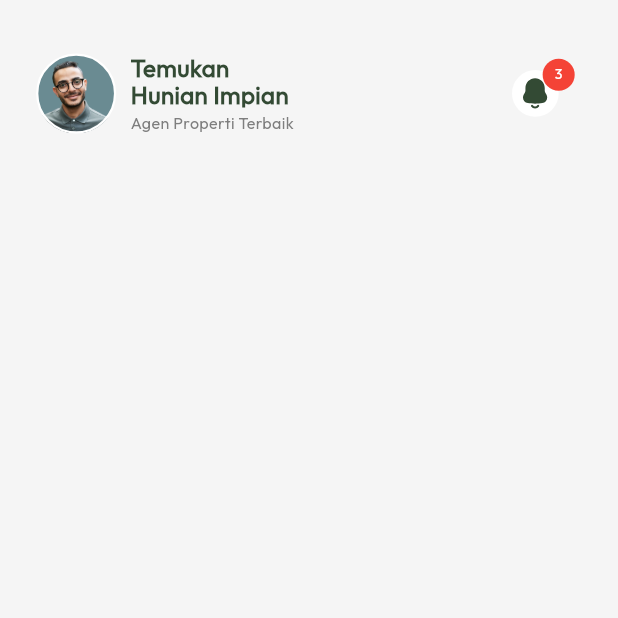
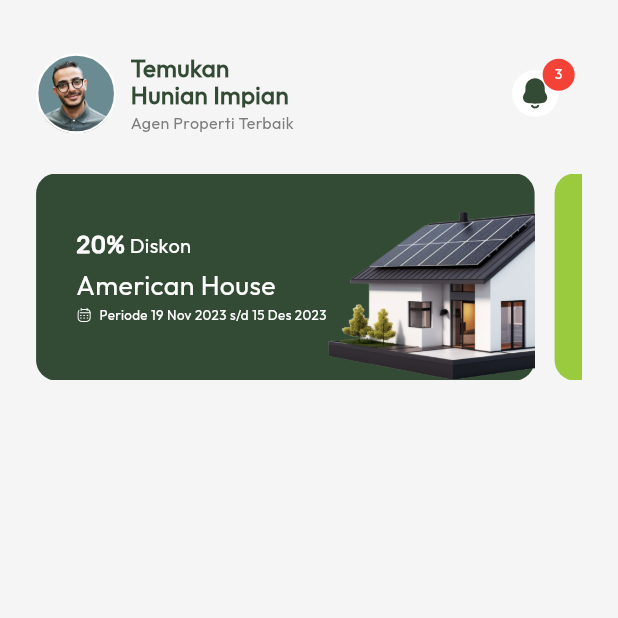
Before and after one commit to fandi0717/property_app_2, a Flutter app: the screen it shows after launch, on a phone screen of 412 x 824 dp, the top half of it. Run offline on Flutter 3.47's test engine with Material 3 defaults, Android fonts, the phone set to English and light mode, and no system bars; drawn by our look-alikes of carousel_slider; our stand-ins replace dartz, equatable, flutter_bloc, flutter_screenutil, flutter_svg, gap and 1 more.

Commit message:
add slider ads widget

```diff
--- a/lib/features/property/presentation/screens/property_screen.dart
+++ b/lib/features/property/presentation/screens/property_screen.dart
@@ -1,8 +1,10 @@
 // ignore_for_file: public_member_api_docs, sort_constructors_first
 import 'package:flutter/material.dart';
 import 'package:flutter_bloc/flutter_bloc.dart';
-import 'package:property_app/features/property/presentation/screens/components/header.dart';
+import 'package:property_app/features/property/presentation/screens/section/ads.dart';
+import 'package:property_app/features/property/presentation/screens/section/header.dart';
 import 'package:property_app/features/property/presentation/widgets/base_screen.dart';
+import 'package:property_app/features/property/presentation/widgets/gap_screen.dart';
 
 import '../../../../injection_container.dart';
 import '../bloc/property_bloc.dart';
@@ -81,7 +83,7 @@ class HomeScreen extends StatelessWidget {
         backgroundColor: Color.fromRGBO(245, 245, 245, 1),
         body: BaseScreen(
             child: Column(
-          children: [HeaderSection()],
+          children: [HeaderSection(), GapScreen(), AdsSection()],
         )),
       ),
     );
--- /dev/null
+++ b/lib/features/property/presentation/screens/section/ads.dart
@@ -0,0 +1,28 @@
+import 'package:carousel_slider/carousel_slider.dart';
+import 'package:flutter/material.dart';
+import 'package:flutter_screenutil/flutter_screenutil.dart';
+import 'package:property_app/features/property/presentation/widgets/slider_ads_widget.dart';
+
+class AdsSection extends StatelessWidget {
+  const AdsSection({super.key});
+
+  @override
+  Widget build(BuildContext context) {
+    return CarouselSlider.builder(
+        itemCount: 2,
+        itemBuilder: (context, index, realIndex) {
+          return SliderAdsWidget(
+            index: index,
+            backgroundColor: index.isOdd
+                ? const Color.fromRGBO(154, 202, 62, 1)
+                : const Color.fromRGBO(51, 74, 52, 1),
+          );
+        },
+        options: CarouselOptions(
+            height: 155.h,
+            padEnds: false,
+            autoPlay: true,
+            enableInfiniteScroll: false,
+            viewportFraction: 0.95));
+  }
+}
--- /dev/null
+++ b/lib/features/property/presentation/widgets/gap_screen.dart
@@ -0,0 +1,21 @@
+import 'package:flutter/material.dart';
+import 'package:flutter_bloc/flutter_bloc.dart';
+import 'package:flutter_screenutil/flutter_screenutil.dart';
+import 'package:gap/gap.dart';
+import 'package:property_app/features/property/presentation/bloc/property_bloc.dart';
+
+class GapScreen extends StatelessWidget {
+  const GapScreen({super.key});
+
+  @override
+  Widget build(BuildContext context) {
+    return BlocBuilder<PropertyBloc, PropertyState>(
+      builder: (context, state) {
+        if (state is PropertyInitial) {
+          return Gap(30.h);
+        }
+        return Gap(25.h);
+      },
+    );
+  }
+}
--- /dev/null
+++ b/lib/features/property/presentation/widgets/slider_ads_widget.dart
@@ -0,0 +1,133 @@
+// ignore_for_file: public_member_api_docs, sort_constructors_first
+import 'package:flutter/material.dart';
+import 'package:flutter_screenutil/flutter_screenutil.dart';
+import 'package:flutter_svg/flutter_svg.dart';
+import 'package:gap/gap.dart';
+import 'package:property_app/utils/functions.dart';
+
+import '../../../../utils/app_constants.dart';
+
+class SliderAdsWidget extends StatelessWidget {
+  const SliderAdsWidget({
+    super.key,
+    required this.index,
+    this.backgroundColor = const Color.fromRGBO(51, 74, 52, 1),
+    this.textColor = const Color.fromRGBO(255, 255, 255, 1),
+    this.content = const {
+      "diskon": 20.0,
+      "nameProperty": "American House",
+      "periode": "Periode 19 Nov 2023 s/d 15 Des 2023"
+    },
+    this.img = "${AppConstants.IMAGES}american_house.png",
+  });
+
+  final int index;
+  final Color backgroundColor;
+  final Color textColor;
+
+  /// [content]
+  ///
+  /// `content[diskon] : double`
+  ///
+  /// `content[nameProperty] : String`
+  ///
+  /// `content[periode] : String`
+  final Map<String, dynamic> content;
+  final String img;
+
+  @override
+  Widget build(BuildContext context) {
+    return GestureDetector(
+      onTap: () {
+        print("slider ads tap on index : $index");
+      },
+      child: Container(
+          // width: 358.w,
+          // height: 155.h,
+          margin: EdgeInsets.only(right: 15.r),
+          decoration: BoxDecoration(
+              borderRadius: BorderRadius.circular(15.r),
+              color: backgroundColor),
+          child: Row(
+            children: [
+              // text
+              Padding(
+                // padding: EdgeInsets.all(30.r),
+                padding: const EdgeInsets.only(left: 30, top: 30, bottom: 30).r,
+                child: Column(
+                  mainAxisAlignment: MainAxisAlignment.center,
+                  crossAxisAlignment: CrossAxisAlignment.start,
+                  children: [
+                    Text.rich(
+                      style: TextStyle(color: textColor),
+                      TextSpan(
+                          text: '${convertToIntIfPossible(content["diskon"])}%',
+                          style: TextStyle(
+                              fontFamily: AppConstants.RUBIK,
+                              fontWeight: FontWeight.w600,
+                              fontSize: 18.sp,
+                              height: 21.33 / 18),
+                          children: [
+                            TextSpan(
+                              text: ' ',
+                              style: TextStyle(
+                                  fontFamily: AppConstants.OUTFIT,
+                                  fontWeight: FontWeight.w700,
+                                  fontSize: 15.sp,
+                                  height: 18.9 / 15),
+                            ),
+                            TextSpan(
+                                text: 'Diskon',
+                                style: TextStyle(
+                                  fontFamily: AppConstants.OUTFIT,
+                                  fontWeight: FontWeight.w400,
+                                  fontSize: 15.sp,
+                                  height: 18.9 / 15,
+                                ))
+                          ]),
+                    ),
+                    Gap(7.h),
+                    Text(
+                      content["nameProperty"],
+                      style: TextStyle(
+                          fontFamily: AppConstants.OUTFIT,
+                          fontWeight: FontWeight.w500,
+                          fontSize: 20.sp,
+                          height: 25.2 / 20,
+                          color: textColor),
+                    ),
+                    Gap(4.h),
+                    Row(
+                      children: [
+                        SvgPicture.asset(
+                          "${AppConstants.ICON_UTILS}calendar.svg",
+                          width: 12.r,
+                          height: 12.r,
+                        ),
+                        Gap(5.w),
+                        Text(
+                          content["periode"],
+                          style: TextStyle(
+                              fontFamily: AppConstants.OUTFIT,
+                              fontWeight: FontWeight.w300,
+                              fontSize: 10.sp,
+                              height: 12.6 / 10,
+                              color: textColor),
+                        )
+                      ],
+                    )
+                  ],
+                ),
+              ),
+
+              // img
+              Expanded(
+                  child: Transform.translate(
+                offset: Offset(0, 10.h),
+                child: Image.asset(img),
+              ))
+            ],
+          )),
+    );
+  }
+}
--- /dev/null
+++ b/lib/utils/functions.dart
@@ -0,0 +1,8 @@
+num convertToIntIfPossible(double value) {
+  // Memeriksa apakah value adalah integer
+  if (value == value.floor()) {
+    return value.toInt(); // Konversi ke integer
+  } else {
+    return value; // Biarkan tetap dalam bentuk double
+  }
+}
--- a/pubspec.yaml
+++ b/pubspec.yaml
@@ -9,6 +9,7 @@ environment:
 dependencies:
   badges: ^3.1.2
   bloc: ^8.1.4
+  carousel_slider: ^4.2.1
   dartz: ^0.10.1
   equatable: ^2.0.5
   flutter:
```
Also changed, not shown: lib/features/property/presentation/screens/section/header.dart (renamed from lib/features/property/presentation/screens/components/header.dart), pubspec.lock.
